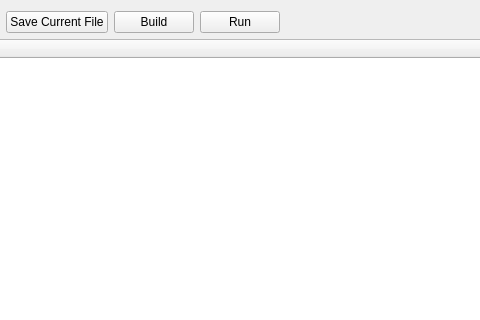
Above: yugioh_editor/ui/project_window.ui from kiemkhach/YugiohEditor before the change; both pictures show x 91 to 571 and y 0 to 320 of the 1100 by 700 pixel window. Below: the same form after it.
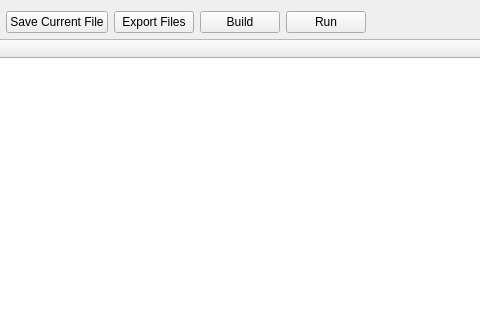
That is the form after the change.

What changed in the file:
```diff
--- a/yugioh_editor/ui/project_window.ui
+++ b/yugioh_editor/ui/project_window.ui
@@ -7,6 +7,7 @@
    <item><layout class="QHBoxLayout" name="toolbarLayout">
     <item><widget class="QPushButton" name="btnCardList"><property name="text"><string>Card List</string></property></widget></item>
     <item><widget class="QPushButton" name="btnSaveFile"><property name="text"><string>Save Current File</string></property></widget></item>
+    <item><widget class="QPushButton" name="btnExportFiles"><property name="text"><string>Export Files</string></property></widget></item>
     <item><widget class="QPushButton" name="btnBuild"><property name="text"><string>Build</string></property></widget></item>
     <item><widget class="QPushButton" name="btnBuildAndRun"><property name="text"><string>Run</string></property></widget></item>
     <item><spacer name="horizontalSpacer"><property name="orientation"><enum>Qt::Horizontal</enum></property><property name="sizeHint" stdset="0"><size><width>40</width><height>20</height></size></property></spacer></item>
```
